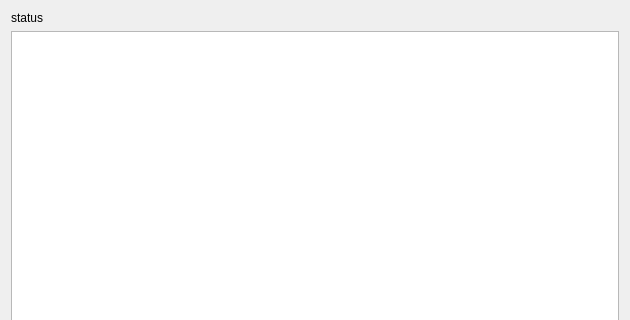
Before: the Qt Designer form plugins/tools/gitClient/gui/changeVersionWidget.ui in qreal/qreal, drawn with Qt 5; both pictures show x 0 to 630 and y 0 to 320 of the 630 by 489 pixel window.
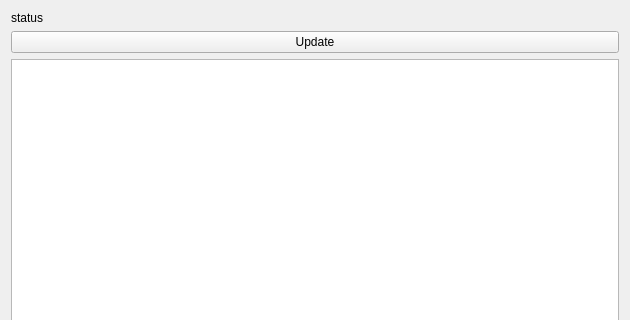
After: the same form once the commit is applied.

What changed in the file:
```diff
--- a/plugins/tools/gitClient/gui/changeVersionWidget.ui
+++ b/plugins/tools/gitClient/gui/changeVersionWidget.ui
@@ -25,6 +25,13 @@
     <layout class="QHBoxLayout" name="horizontalLayout">
      <item>
       <layout class="QVBoxLayout" name="verticalLayout">
+       <item>
+        <widget class="QPushButton" name="pushButtonUpdate">
+         <property name="text">
+          <string>Update</string>
+         </property>
+        </widget>
+       </item>
        <item>
         <widget class="QListWidget" name="listWidgetForLog"/>
        </item>
```
